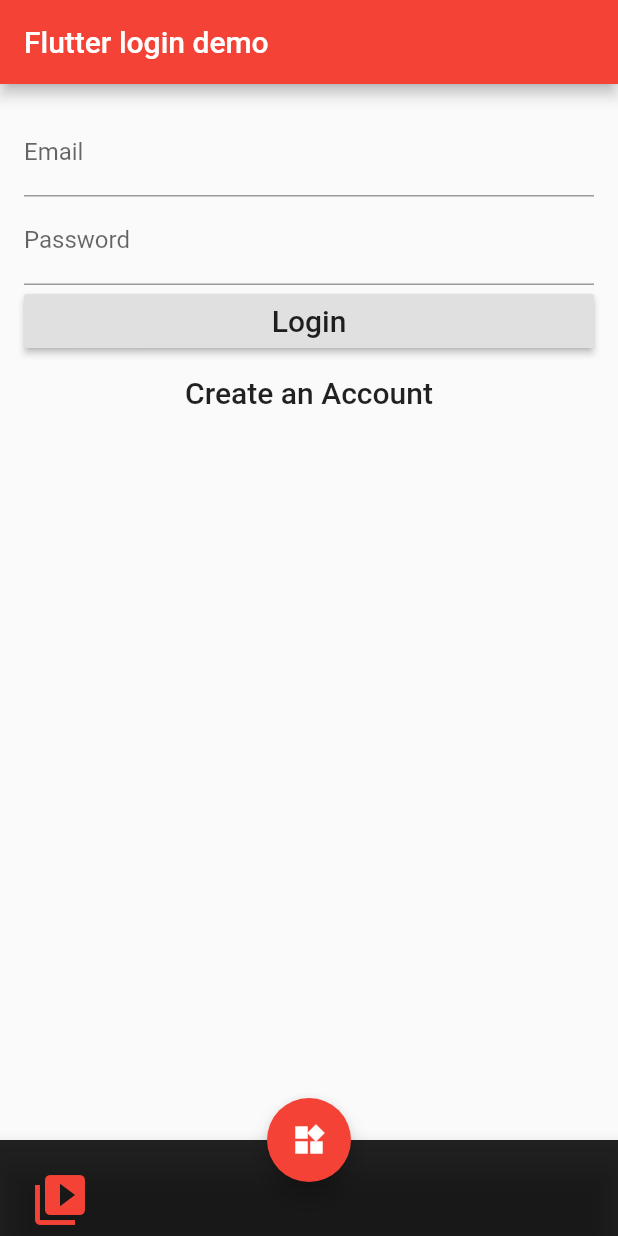
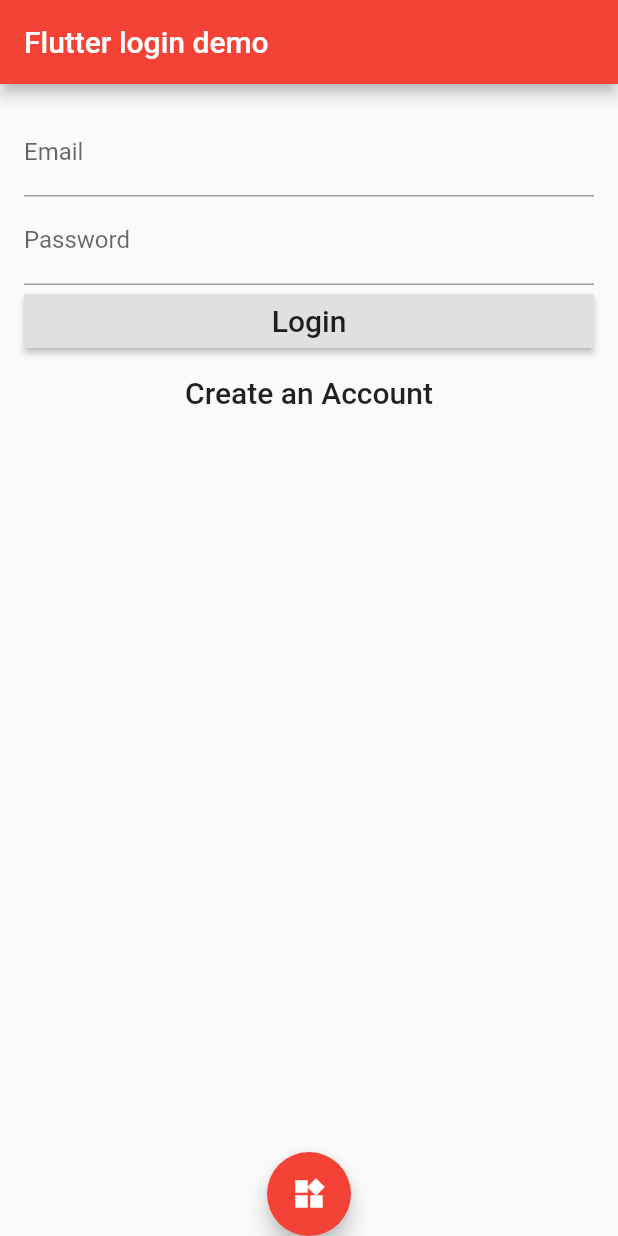
Before and after one commit to victhorlp/flutter-loggin-test, a Flutter app: the screen it shows after launch, on a phone screen of 412 x 824 dp. Run offline on Flutter 3.47's test engine with Material 2 defaults, Android fonts, the phone set to English and light mode, and no system bars; our stand-ins replace firebase_auth; missing offline and left inert: flutter_html_view; accounts and stored records are empty.

Commit message:
update bottom bar

```diff
--- a/lib/login_page.dart
+++ b/lib/login_page.dart
@@ -87,25 +87,26 @@ class _loginPageState extends State<LoginPage> {
       floatingActionButtonLocation:  FloatingActionButtonLocation.centerDocked,
       floatingActionButton: FloatingActionButton(
         child: const Icon(Icons.widgets),
-        onPressed: (){},
+        onPressed: (){Navigator.of(context).push(
+                        new MaterialPageRoute(builder: (BuildContext context)
+                        =>new HtmlContent()));},
         backgroundColor: Colors.red,
       ),
       bottomNavigationBar: BottomAppBar(
         color: Colors.black87,
-        // hasNotch: true,
+
         child: new Row(
           mainAxisSize: MainAxisSize.max,
-          // padding: EdgeInsets.all(8.0),
           children: <Widget>[
-            IconButton(
-              color: Colors.red,
-              padding: EdgeInsets.all(20.0),
-              icon: new Icon(Icons.video_library, size: 40.0,),
-              tooltip: 'Html here',
-              onPressed: () {Navigator.of(context).push(
-                        new MaterialPageRoute(builder: (BuildContext context)
-                        =>new HtmlContent()));},
-            ),
+            // IconButton(
+            //   color: Colors.red,
+            //   padding: EdgeInsets.all(20.0),
+            //   icon: new Icon(Icons.video_library, size: 40.0,),
+            //   tooltip: 'Html here',
+            //   onPressed: () {Navigator.of(context).push(
+            //             new MaterialPageRoute(builder: (BuildContext context)
+            //             =>new HtmlContent()));},
+            // ),
           ],
         ),
       ),
--- a/pubspec.yaml
+++ b/pubspec.yaml
@@ -17,6 +17,8 @@ dependencies:
     sdk: flutter
   firebase_auth: 0.6.2+1
   flutter_html_view: ^0.5.8
+
+
   # The following adds the Cupertino Icons font to your application.
   # Use with the CupertinoIcons class for iOS style icons.
   cupertino_icons: ^0.1.2
```
